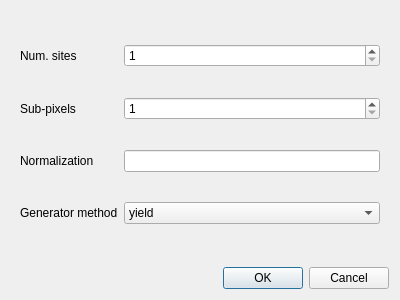
The window that qt_designer/creatorconfig_dialog.ui (edbosne/pyfdd) describes before a commit, drawn with Qt 5.
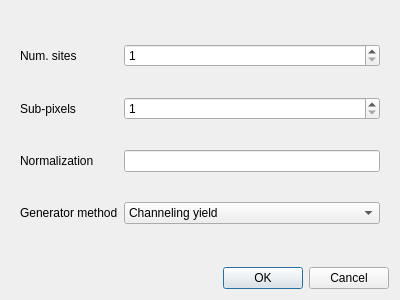
The same window after the commit.

```diff
--- a/qt_designer/creatorconfig_dialog.ui
+++ b/qt_designer/creatorconfig_dialog.ui
@@ -31,7 +31,7 @@
         </property>
         <item>
          <property name="text">
-          <string>yield</string>
+          <string>Channeling yield</string>
          </property>
         </item>
         <item>
```
Left out of the diff: 10 changed lines with no effect on the pictures.
